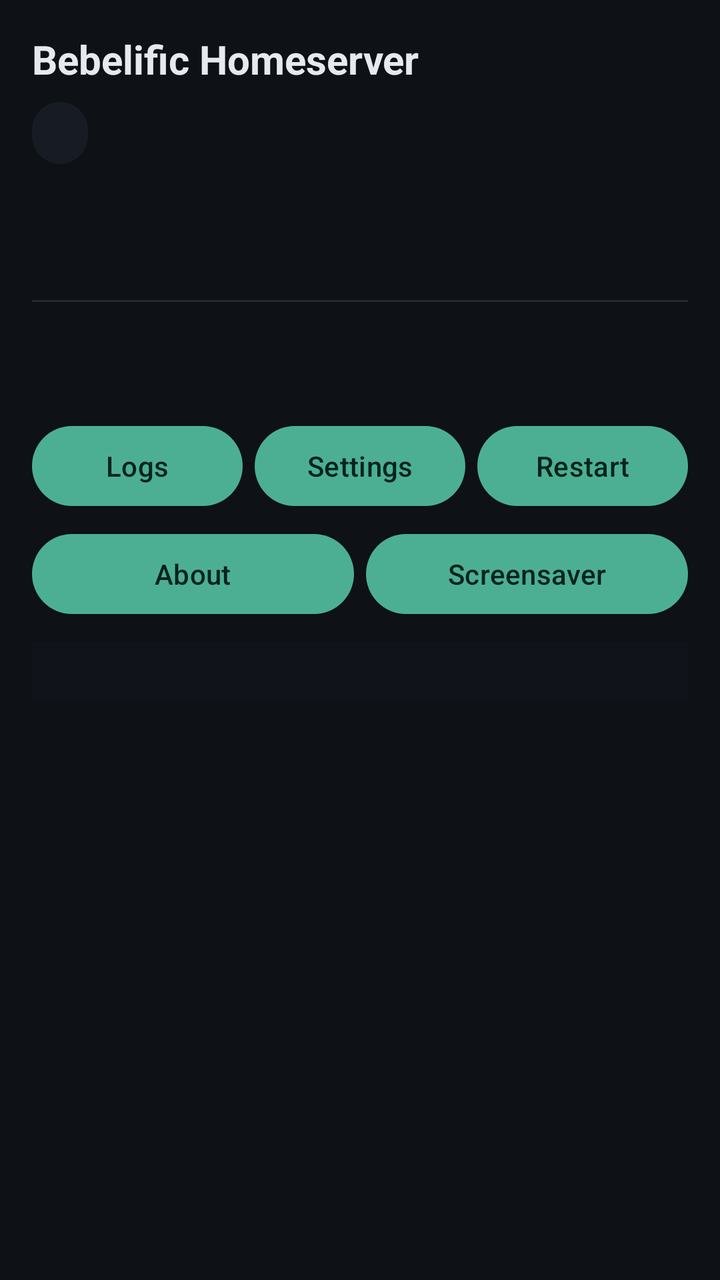
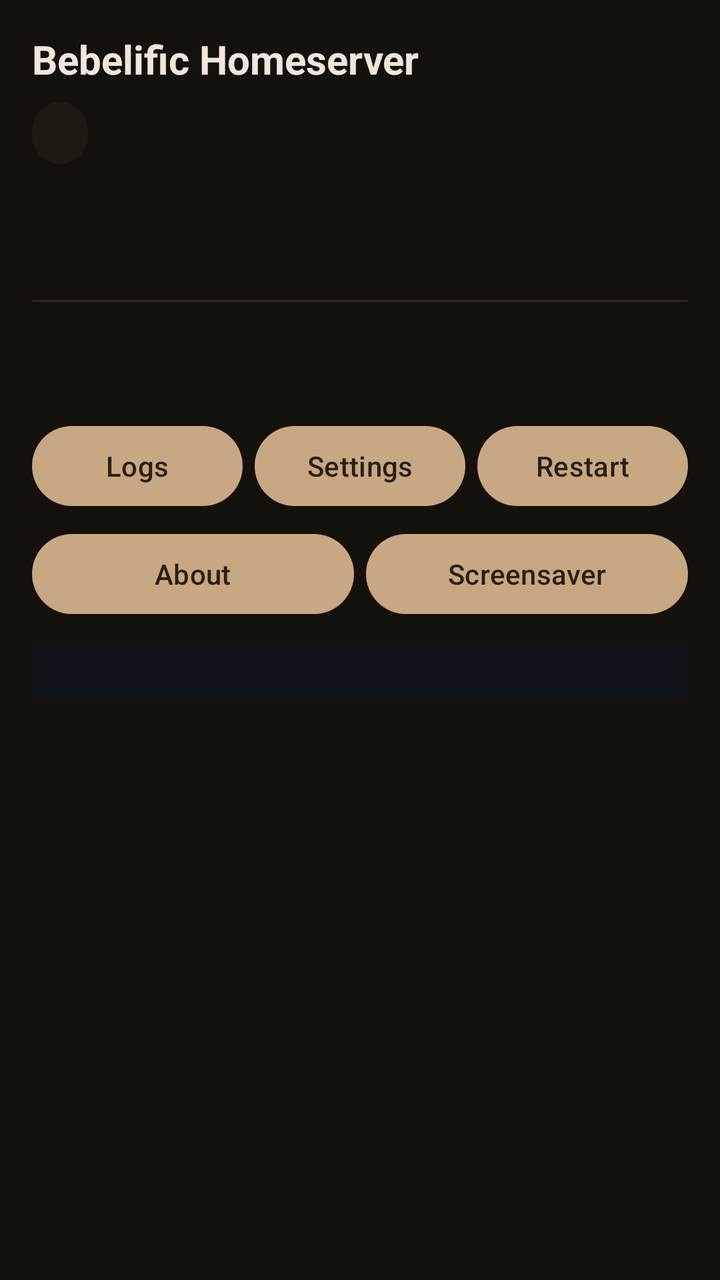

Before-and-after screenshots of an Android layout around one commit, followed by the original layout XML and the change that was made.
<!-- AndroidManifest.xml: application theme Theme.App -->
<!-- res/layout/activity_main.xml -->
<?xml version="1.0" encoding="utf-8"?>
<FrameLayout xmlns:android="http://schemas.android.com/apk/res/android"
    android:layout_width="match_parent"
    android:layout_height="match_parent"
    android:background="#0E1116">

    <ScrollView
        android:layout_width="match_parent"
        android:layout_height="match_parent">

        <LinearLayout
            android:layout_width="match_parent"
            android:layout_height="wrap_content"
            android:orientation="vertical"
            android:padding="16dp">

                <TextView
                    android:layout_width="match_parent"
                    android:layout_height="wrap_content"
                    android:text="@string/app_name"
                    android:textSize="20sp"
                    android:textStyle="bold"
                    android:textColor="#E6E9EE"/>

            <TextView
                android:id="@+id/textStatus"
                android:layout_width="wrap_content"
                android:layout_height="wrap_content"
                android:layout_marginTop="8dp"
                android:background="@drawable/bg_pill"
                android:paddingLeft="14dp"
                android:paddingRight="14dp"
                android:paddingTop="6dp"
                android:paddingBottom="6dp"
                android:textSize="14sp"
                android:textStyle="bold"
                android:textColor="#9AA3AF"/>

            <TextView
                android:id="@+id/textNetwork"
                android:layout_width="match_parent"
                android:layout_height="wrap_content"
                android:layout_marginTop="8dp"
                android:textSize="13sp"
                android:textColor="#9AA3AF"/>

            <TextView
                android:id="@+id/textAddresses"
                android:layout_width="match_parent"
                android:layout_height="wrap_content"
                android:layout_marginTop="2dp"
                android:textIsSelectable="true"
                android:textSize="12sp"
                android:textColor="#9AA3AF"/>

            <Button
                android:id="@+id/buttonUsb"
                android:layout_width="match_parent"
                android:layout_height="wrap_content"
                android:layout_marginTop="8dp"
                android:visibility="gone"
                android:text="Grant USB printer permission"/>

            <GridLayout
                android:id="@+id/serviceCardsContainer"
                android:layout_width="match_parent"
                android:layout_height="wrap_content"
                android:columnCount="2"
                android:useDefaultMargins="false"
                android:layout_marginTop="12dp"/>

            <View
                android:layout_width="match_parent"
                android:layout_height="1dp"
                android:layout_marginVertical="12dp"
                android:background="#232A33"/>

            <TextView
                android:id="@+id/textPower"
                android:layout_width="match_parent"
                android:layout_height="wrap_content"
                android:textSize="13sp"
                android:textColor="#9AA3AF"/>

            <TextView
                android:id="@+id/textUptime"
                android:layout_width="match_parent"
                android:layout_height="wrap_content"
                android:layout_marginTop="2dp"
                android:textSize="12sp"
                android:textColor="#9AA3AF"/>

            <LinearLayout
                android:layout_width="match_parent"
                android:layout_height="wrap_content"
                android:layout_marginTop="10dp"
                android:orientation="horizontal">

                <Button
                    android:id="@+id/buttonLogs"
                    android:layout_width="0dp"
                    android:layout_height="wrap_content"
                    android:layout_weight="1"
                    android:text="Logs"/>

                <Button
                    android:id="@+id/buttonSettings"
                    android:layout_width="0dp"
                    android:layout_height="wrap_content"
                    android:layout_weight="1"
                    android:layout_marginStart="6dp"
                    android:text="Settings"/>

                <Button
                    android:id="@+id/buttonRestartAll"
                    android:layout_width="0dp"
                    android:layout_height="wrap_content"
                    android:layout_weight="1"
                    android:layout_marginStart="6dp"
                    android:text="Restart"/>
            </LinearLayout>

            <LinearLayout
                android:layout_width="match_parent"
                android:layout_height="wrap_content"
                android:layout_marginTop="6dp"
                android:orientation="horizontal">

                <Button
                    android:id="@+id/buttonAbout"
                    android:layout_width="0dp"
                    android:layout_height="wrap_content"
                    android:layout_weight="1"
                    android:text="About"/>

                <Button
                    android:id="@+id/buttonSaver"
                    android:layout_width="0dp"
                    android:layout_height="wrap_content"
                    android:layout_weight="1"
                    android:layout_marginStart="6dp"
                    android:text="Screensaver"/>
            </LinearLayout>

            <TextView
                android:id="@+id/textError"
                android:layout_width="match_parent"
                android:layout_height="wrap_content"
                android:layout_marginTop="8dp"
                android:textColor="#FF5370"
                android:visibility="gone"/>

            <TextView
                android:id="@+id/textLogs"
                android:layout_width="match_parent"
                android:layout_height="wrap_content"
                android:layout_marginTop="10dp"
                android:background="#10141A"
                android:fontFamily="monospace"
                android:padding="8dp"
                android:textColor="#7FC98F"
                android:textSize="9sp"/>
        </LinearLayout>
    </ScrollView>

    <FrameLayout
        android:id="@+id/saverOverlay"
        android:layout_width="match_parent"
        android:layout_height="match_parent"
        android:background="#000000"
        android:visibility="gone">

        <com.printserver.app.MatrixRainView
            android:id="@+id/saverRain"
            android:layout_width="match_parent"
            android:layout_height="match_parent"/>

        <LinearLayout
            android:id="@+id/saverClockBlock"
            android:layout_width="wrap_content"
            android:layout_height="wrap_content"
            android:gravity="center"
            android:orientation="vertical">

            <TextView
                android:id="@+id/tvSaverClock"
                android:layout_width="wrap_content"
                android:layout_height="wrap_content"
                android:textSize="50sp"
                android:textStyle="bold"
                android:textColor="#4A525E"
                android:fontFamily="sans-serif-light"/>

            <TextView
                android:id="@+id/tvSaverDate"
                android:layout_width="wrap_content"
                android:layout_height="wrap_content"
                android:textSize="14sp"
                android:textColor="#39414B"/>

            <TextView
                android:id="@+id/tvSaverStatus"
                android:layout_width="wrap_content"
                android:layout_height="wrap_content"
                android:textSize="14sp"
                android:lineSpacingExtra="4dp"
                android:textColor="#6B7683"/>
        </LinearLayout>
    </FrameLayout>
</FrameLayout>
<!-- resources referenced by this layout -->
<resources>
  <!-- drawable bg_pill (drawable) -->
  <?xml version="1.0" encoding="utf-8"?>
  <shape xmlns:android="http://schemas.android.com/apk/res/android" android:shape="rectangle">
      <solid android:color="#171C24"/>
      <corners android:radius="999dp"/>
  </shape>
  <string name="app_name">Bebelific Homeserver</string>
  <style name="Theme.App" parent="Theme.Material3.Dark.NoActionBar">
          <item name="android:colorBackground">#0E1116</item>
          <item name="colorSurface">#171C24</item>
          <item name="colorPrimary">#4CAF93</item>
          <item name="colorOnPrimary">#06231C</item>
          <item name="android:statusBarColor">#0E1116</item>
          <item name="android:navigationBarColor">#0E1116</item>
          <item name="android:textColorPrimary">#E6E9EE</item>
          <item name="android:textColorSecondary">#9AA3AF</item>
      </style>
</resources>

<!-- the commit's change to res/layout/activity_main.xml (unified diff, before → after) -->
@@ -2,7 +2,7 @@
 <FrameLayout xmlns:android="http://schemas.android.com/apk/res/android"
     android:layout_width="match_parent"
     android:layout_height="match_parent"
-    android:background="#0E1116">
+    android:background="#14100C">
 
     <ScrollView
         android:layout_width="match_parent"
@@ -20,7 +20,7 @@
                     android:text="@string/app_name"
                     android:textSize="20sp"
                     android:textStyle="bold"
-                    android:textColor="#E6E9EE"/>
+                    android:textColor="#EFE7DC"/>
 
             <TextView
                 android:id="@+id/textStatus"
@@ -34,7 +34,7 @@
                 android:paddingBottom="6dp"
                 android:textSize="14sp"
                 android:textStyle="bold"
-                android:textColor="#9AA3AF"/>
+                android:textColor="#A89A8A"/>
 
             <TextView
                 android:id="@+id/textNetwork"
@@ -42,7 +42,7 @@
                 android:layout_height="wrap_content"
                 android:layout_marginTop="8dp"
                 android:textSize="13sp"
-                android:textColor="#9AA3AF"/>
+                android:textColor="#A89A8A"/>
 
             <TextView
                 android:id="@+id/textAddresses"
@@ -51,7 +51,7 @@
                 android:layout_marginTop="2dp"
                 android:textIsSelectable="true"
                 android:textSize="12sp"
-                android:textColor="#9AA3AF"/>
+                android:textColor="#A89A8A"/>
 
             <Button
                 android:id="@+id/buttonUsb"
@@ -73,14 +73,14 @@
                 android:layout_width="match_parent"
                 android:layout_height="1dp"
                 android:layout_marginVertical="12dp"
-                android:background="#232A33"/>
+                android:background="#2E2620"/>
 
             <TextView
                 android:id="@+id/textPower"
                 android:layout_width="match_parent"
                 android:layout_height="wrap_content"
                 android:textSize="13sp"
-                android:textColor="#9AA3AF"/>
+                android:textColor="#A89A8A"/>
 
             <TextView
                 android:id="@+id/textUptime"
@@ -88,7 +88,7 @@
                 android:layout_height="wrap_content"
                 android:layout_marginTop="2dp"
                 android:textSize="12sp"
-                android:textColor="#9AA3AF"/>
+                android:textColor="#A89A8A"/>
 
             <LinearLayout
                 android:layout_width="match_parent"
@@ -147,7 +147,7 @@
                 android:layout_width="match_parent"
                 android:layout_height="wrap_content"
                 android:layout_marginTop="8dp"
-                android:textColor="#FF5370"
+                android:textColor="#E06A5A"
                 android:visibility="gone"/>
 
             <TextView
<!-- resource entries referenced after the edit -->
@@ -3,19 +3,19 @@
   <!-- drawable bg_pill (drawable) -->
   <?xml version="1.0" encoding="utf-8"?>
   <shape xmlns:android="http://schemas.android.com/apk/res/android" android:shape="rectangle">
-      <solid android:color="#171C24"/>
+      <solid android:color="#1E1812"/>
       <corners android:radius="999dp"/>
   </shape>
   <string name="app_name">Bebelific Homeserver</string>
   <style name="Theme.App" parent="Theme.Material3.Dark.NoActionBar">
-          <item name="android:colorBackground">#0E1116</item>
-          <item name="colorSurface">#171C24</item>
-          <item name="colorPrimary">#4CAF93</item>
-          <item name="colorOnPrimary">#06231C</item>
-          <item name="android:statusBarColor">#0E1116</item>
-          <item name="android:navigationBarColor">#0E1116</item>
-          <item name="android:textColorPrimary">#E6E9EE</item>
-          <item name="android:textColorSecondary">#9AA3AF</item>
+          <item name="android:colorBackground">#14100C</item>
+          <item name="colorSurface">#1E1812</item>
+          <item name="colorPrimary">#C8A882</item>
+          <item name="colorOnPrimary">#2B1D10</item>
+          <item name="android:statusBarColor">#14100C</item>
+          <item name="android:navigationBarColor">#14100C</item>
+          <item name="android:textColorPrimary">#EFE7DC</item>
+          <item name="android:textColorSecondary">#A89A8A</item>
       </style>
 </resources>
 
